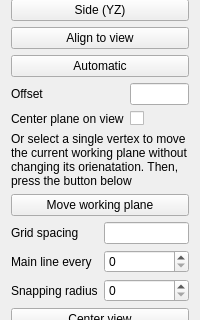
berndhahnebach/All_FreeCAD, file src/Mod/Draft/Resources/ui/TaskSelectPlane.ui: the form before one commit; both pictures show x 0 to 200 and y 116 to 436 of the 200 by 547 pixel window.
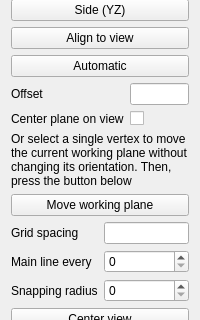
The form after the commit. Custom widgets are drawn as their Qt base class.

Diff of the .ui file:
```diff
--- a/src/Mod/Draft/Resources/ui/TaskSelectPlane.ui
+++ b/src/Mod/Draft/Resources/ui/TaskSelectPlane.ui
@@ -124,7 +124,7 @@
    <item>
     <widget class="QLabel" name="label_7">
      <property name="text">
-      <string>Or select a single vertex to move the current working plane without changing its orienatation. Then, press the button below</string>
+      <string>Or select a single vertex to move the current working plane without changing its orientation. Then, press the button below</string>
      </property>
      <property name="wordWrap">
       <bool>true</bool>
```
